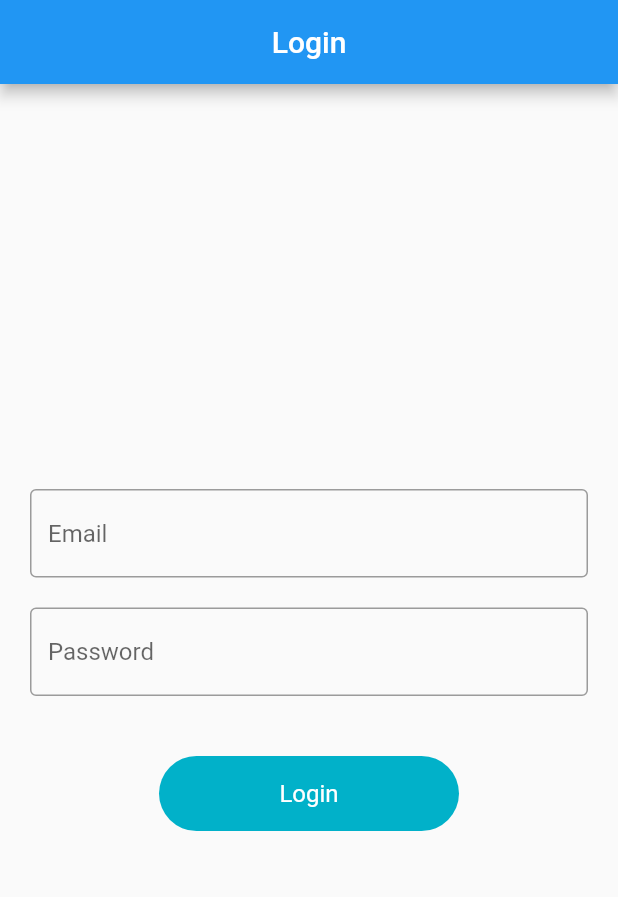
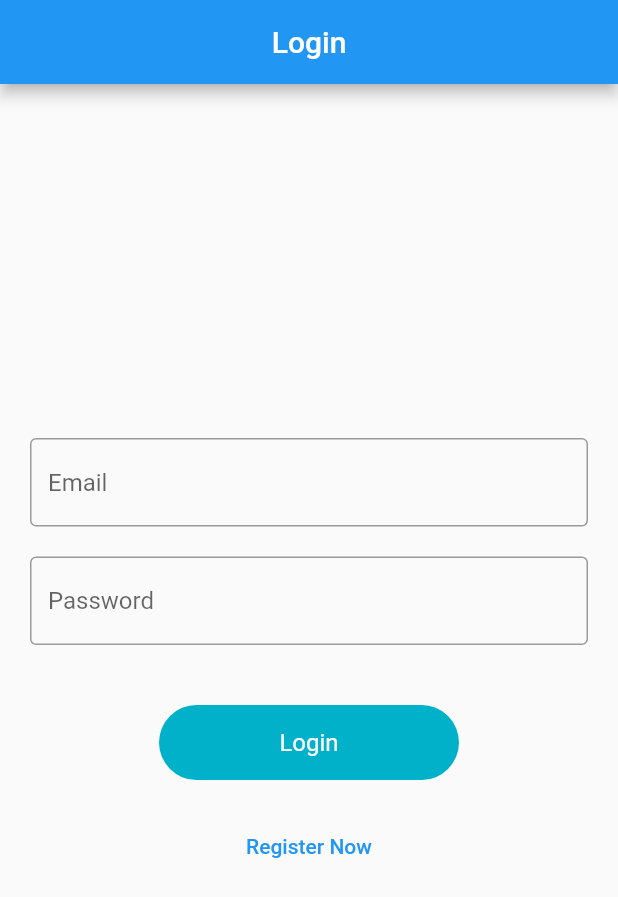
Before and after one commit to uroojmajid2000/Getx-mvvvm, a Flutter app: the screen it shows after launch, on a phone screen of 412 x 824 dp. Shown: the top 897 px of the screen. Run offline on Flutter 3.47's test engine with Material 2 defaults, Android fonts, the phone set to English and light mode, and no system bars; our stand-ins replace fluttertoast, get, shared_preferences.

Commit message:
register api integrated

```diff
--- a/lib/res/app_url/app_url.dart
+++ b/lib/res/app_url/app_url.dart
@@ -1,6 +1,7 @@
 class AppUrl {
   static const String baseUrl = 'https://reqres.in';
   static const String loginApi = '$baseUrl/api/login';
+  static const String registerApi = '$baseUrl/api/register';
 
   static const String userListApi = 'https://reqres.in/api/users?page=2';
 }
--- a/lib/res/getx_loclization/languages.dart
+++ b/lib/res/getx_loclization/languages.dart
@@ -13,6 +13,7 @@ class Languages extends Translations {
       'welcome_back' : 'Welcome\nBack' ,
       'login' :'Login' ,
       'password_hint' :'Password' ,
+      'register' :'Register' ,
     },
     'ur_PK' : {
       'email_hint' : 'asدسسدفاسف'
--- a/lib/res/routes/routes.dart
+++ b/lib/res/routes/routes.dart
@@ -4,6 +4,7 @@ import 'package:get/get.dart';
 import 'package:getx_mvvm/res/routes/routes_name.dart';
 import 'package:getx_mvvm/view/home/home_view.dart';
 import 'package:getx_mvvm/view/login/login_view.dart';
+import 'package:getx_mvvm/view/register/register_view.dart';
 import 'package:getx_mvvm/view/splash_screen.dart';
 
 class AppRoutes {
@@ -27,6 +28,12 @@ class AppRoutes {
       transitionDuration: Duration(milliseconds: 250),
       transition: Transition.leftToRightWithFade ,
     ) ,
+    GetPage(
+      name: RouteName.registerview,
+      page: () => RegisterView() ,
+      transitionDuration: Duration(milliseconds: 250),
+      transition: Transition.leftToRightWithFade ,
+    ) ,
   ];
 
 }
--- a/lib/res/routes/routes_name.dart
+++ b/lib/res/routes/routes_name.dart
@@ -1,11 +1,7 @@
+class RouteName {
+  static const String splashScreen = '/';
 
-
-class RouteName {
-
-  static const String splashScreen = '/' ;
-
-  static const String loginView = '/login_view' ;
-  static const String homeView = '/home_view' ;
-
-
+  static const String loginView = '/login_view';
+  static const String homeView = '/home_view';
+  static const String registerview = '/register_view';
 }
--- a/lib/view/login/login_view.dart
+++ b/lib/view/login/login_view.dart
@@ -1,7 +1,8 @@
 import 'package:flutter/material.dart';
 import 'package:get/get.dart';
-import 'package:getx_mvvm/data/response/api_response.dart';
+// import 'package:getx_mvvm/data/response/api_response.dart';
 import 'package:getx_mvvm/res/components/round_button.dart';
+import 'package:getx_mvvm/res/routes/routes_name.dart';
 import 'package:getx_mvvm/utils/utils.dart';
 import 'package:getx_mvvm/view/login/widgets/input_email_widget.dart';
 import 'package:getx_mvvm/view/login/widgets/input_password_widget.dart';
@@ -9,8 +10,6 @@ import 'package:getx_mvvm/view/login/widgets/login_button_widget.dart';
 import 'package:getx_mvvm/view_models/controller/login/login_view_model.dart';
 
 import '../../data/response/status.dart';
-
-
 
 class LoginView extends StatefulWidget {
   const LoginView({Key? key}) : super(key: key);
@@ -20,8 +19,7 @@ class LoginView extends StatefulWidget {
 }
 
 class _LoginViewState extends State<LoginView> {
-
-  final loginVM = Get.put(LoginViewModel()) ;
+  final loginVM = Get.put(LoginViewModel());
   final _formkey = GlobalKey<FormState>();
 
   @override
@@ -29,7 +27,7 @@ class _LoginViewState extends State<LoginView> {
     return Scaffold(
       appBar: AppBar(
         centerTitle: true,
-        automaticallyImplyLeading:false,
+        automaticallyImplyLeading: false,
         title: Text('login'.tr),
       ),
       body: Padding(
@@ -43,15 +41,28 @@ class _LoginViewState extends State<LoginView> {
               child: Column(
                 children: [
                   InputEmailWidget(),
-                  const SizedBox(height: 20,),
+                  const SizedBox(
+                    height: 20,
+                  ),
                   InputPasswordWidget(),
-
                 ],
               ),
             ),
-
-            const SizedBox(height: 40,),
-            LoginButtonWidget(formKey: _formkey,)
+            const SizedBox(
+              height: 40,
+            ),
+            LoginButtonWidget(
+              text: 'login'.tr,
+              formKey: _formkey,
+            ),
+            const SizedBox(
+              height: 20,
+            ),
+            TextButton(
+                onPressed: () {
+                  Get.toNamed(RouteName.registerview);
+                },
+                child: Text("Register Now"))
           ],
         ),
       ),
--- a/lib/view/login/widgets/login_button_widget.dart
+++ b/lib/view/login/widgets/login_button_widget.dart
@@ -1,5 +1,3 @@
-
-
 import 'package:flutter/material.dart';
 import 'package:get/get.dart';
 
@@ -7,22 +5,22 @@ import '../../../res/components/round_button.dart';
 import '../../../view_models/controller/login/login_view_model.dart';
 
 class LoginButtonWidget extends StatelessWidget {
-  final formKey ;
-   LoginButtonWidget({Key? key , required this.formKey}) : super(key: key);
+  final formKey;
+  final String text;
+  LoginButtonWidget({Key? key, required this.formKey, required this.text}) : super(key: key);
 
-  final loginVM = Get.put(LoginViewModel()) ;
+  final loginVM = Get.put(LoginViewModel());
 
   @override
   Widget build(BuildContext context) {
-    return  Obx(() => RoundButton(
+    return Obx(() => RoundButton(
         width: 200,
-        title: 'login'.tr,
+        title: text,
         loading: loginVM.loading.value,
-        onPress: (){
-          if(formKey.currentState!.validate()){
+        onPress: () {
+          if (formKey.currentState!.validate()) {
             loginVM.loginApi();
           }
-        }
-    ));
+        }));
   }
 }
```
Also changed, not shown: lib/models/register/register_model.dart (added, +22 -0 lines), lib/repository/register_repository/register_repository.dart (added, +15 -0 lines), lib/view/register/register_view.dart (added, +93 -0 lines), lib/view_models/controller/register/register_view_models.dart (added, +51 -0 lines), lib/view_models/controller/user_preference/registraton_prefrence_view_model.dart (added, +31 -0 lines).
